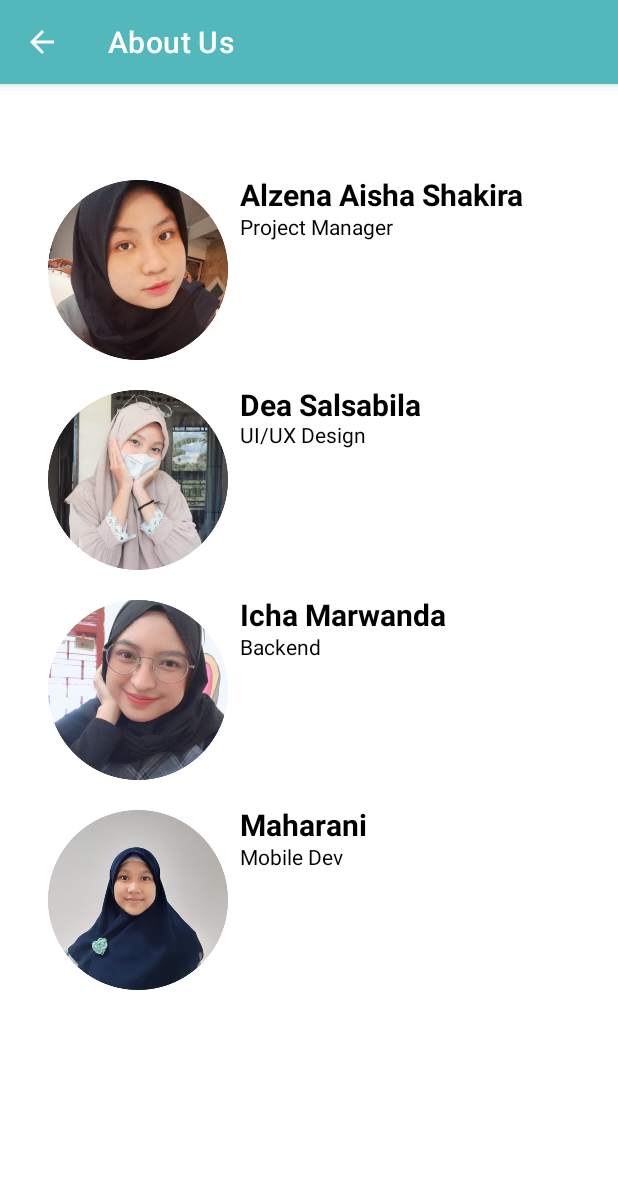
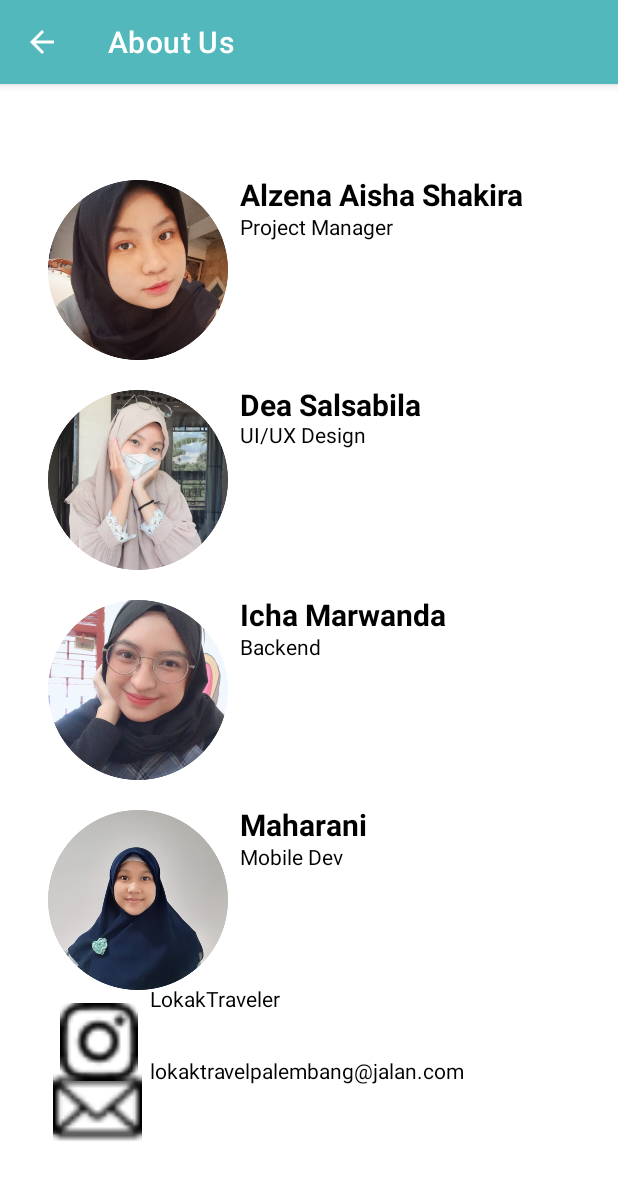
Before and after one commit to alzenaaisha/TravelerApp, an Android app: the AboutUs screen opened directly, with no data from a screen before it, on a phone screen of 412 x 824 dp. Shown: the top 1180 px of the screen. Run offline under Robolectric (Android 15) with nearby library versions, the phone set to English and light mode, and no system bars.

Commit message:
About Us

```diff
--- a/app/src/main/res/layout/activity_about_us.xml
+++ b/app/src/main/res/layout/activity_about_us.xml
@@ -188,4 +188,60 @@
         android:layout_marginEnd="120dp"
         android:layout_marginBottom="180dp"
         android:text="@string/mobile_dev" />
+
+    <ImageView
+        android:id="@+id/imageView5"
+        android:layout_width="10dp"
+        android:layout_height="10dp"
+        android:layout_alignParentStart="true"
+        android:layout_alignParentTop="true"
+        android:layout_alignParentEnd="true"
+        android:layout_alignParentBottom="true"
+        android:layout_marginStart="40dp"
+        android:layout_marginTop="590dp"
+        android:layout_marginEnd="320dp"
+        android:layout_marginBottom="81dp"
+        app:srcCompat="@drawable/ig" />
+
+    <TextView
+        android:id="@+id/textView9"
+        android:layout_width="wrap_content"
+        android:layout_height="wrap_content"
+        android:layout_alignParentStart="true"
+        android:layout_alignParentTop="true"
+        android:layout_alignParentEnd="true"
+        android:layout_alignParentBottom="true"
+        android:layout_marginStart="100dp"
+        android:layout_marginTop="600dp"
+        android:layout_marginEnd="200dp"
+        android:layout_marginBottom="82dp"
+        android:text="LokakTraveler" />
+
+    <ImageView
+        android:id="@+id/imageView6"
+        android:layout_width="10dp"
+        android:layout_height="10dp"
+        android:layout_alignParentStart="true"
+        android:layout_alignParentTop="true"
+        android:layout_alignParentEnd="true"
+        android:layout_alignParentBottom="true"
+        android:layout_marginStart="35dp"
+        android:layout_marginTop="632dp"
+        android:layout_marginEnd="317dp"
+        android:layout_marginBottom="35dp"
+        app:srcCompat="@drawable/email" />
+
+    <TextView
+        android:id="@+id/textView10"
+        android:layout_width="wrap_content"
+        android:layout_height="wrap_content"
+        android:layout_alignParentStart="true"
+        android:layout_alignParentTop="true"
+        android:layout_alignParentEnd="true"
+        android:layout_alignParentBottom="true"
+        android:layout_marginStart="100dp"
+        android:layout_marginTop="648dp"
+        android:layout_marginEnd="80dp"
+        android:layout_marginBottom="36dp"
+        android:text="lokaktravelpalembang@jalan.com" />
 </RelativeLayout>
```
Also changed, not shown: app/src/main/res/drawable-v24/email.png (added), app/src/main/res/drawable-v24/ig.png (added).
